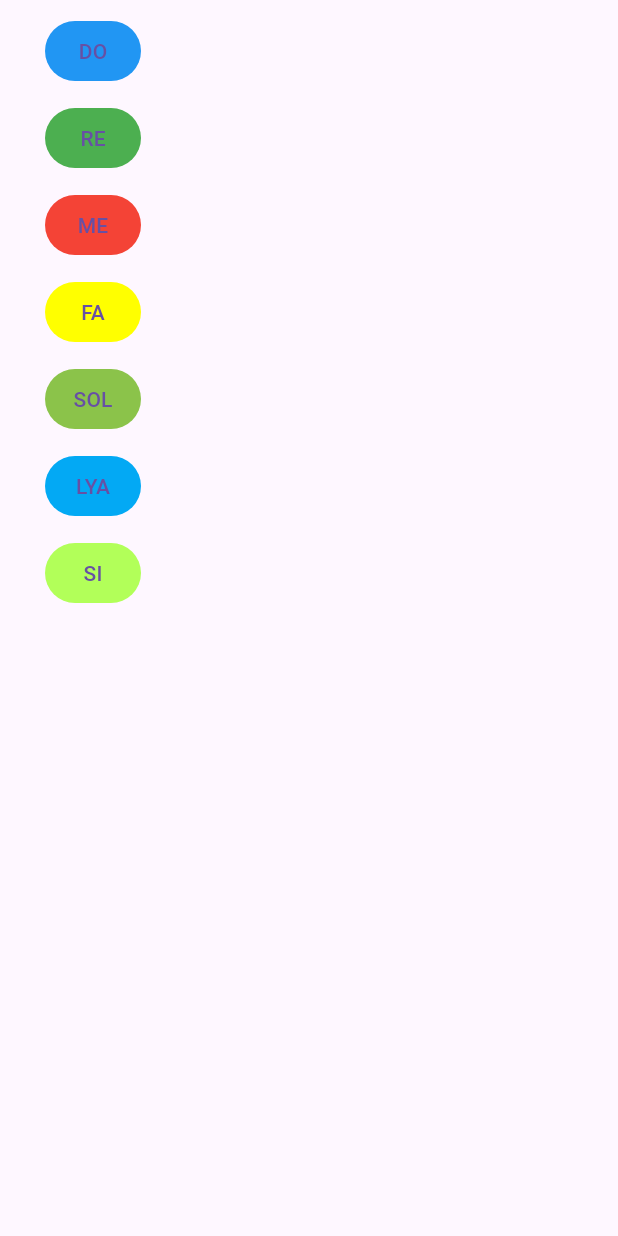
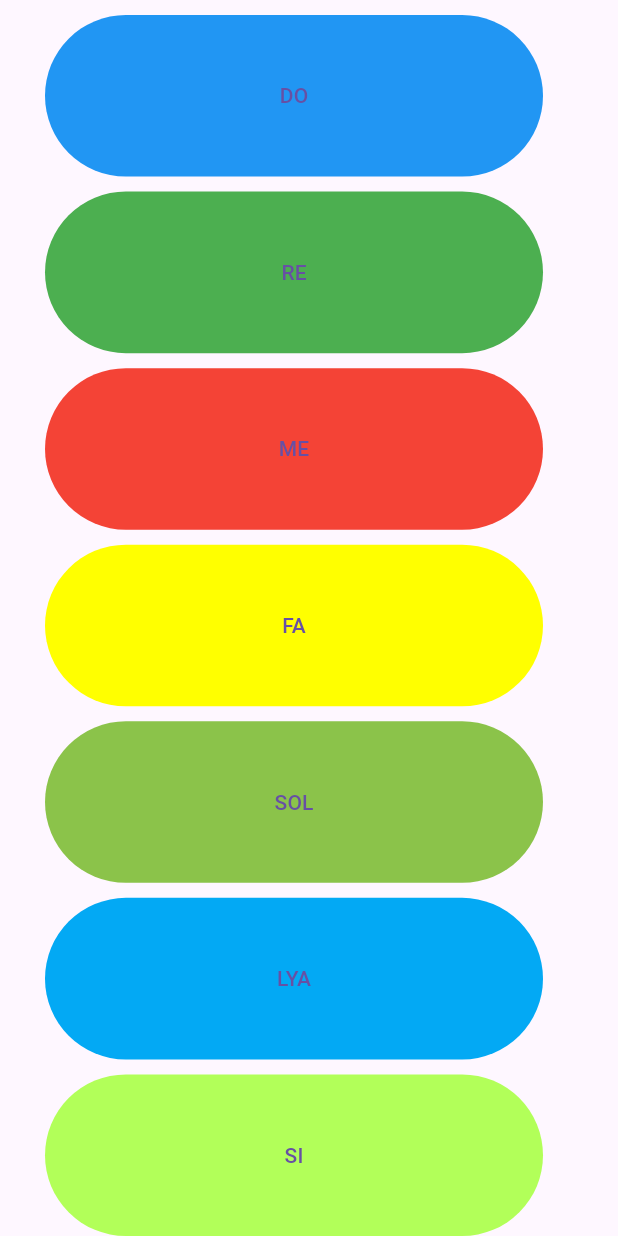
Before and after one commit to Altynbek2021/XylophoneApp, a Flutter app: the screen it shows after launch, on a phone screen of 412 x 824 dp. Run offline on Flutter 3.47's test engine with Material 3 defaults, Android fonts, the light colour scheme and no system bars; our stand-ins replace audioplayers.

Commit message:
finished Xylophone app

```diff
--- a/lib/main.dart
+++ b/lib/main.dart
@@ -10,20 +10,36 @@ class XylophoneApp extends StatelessWidget {
 
   @override
   Widget build(BuildContext context) {
-    return MaterialApp(
+    return const MaterialApp(
         home: Scaffold(
       body: SafeArea(
-        child: Column(
-          crossAxisAlignment: CrossAxisAlignment.center,
-          children: [
-            DifferenSounds(note: 'DO', num: 1, color: Colors.blue),
-            DifferenSounds(note: "RE", num: 2, color: Colors.green),
-            DifferenSounds(note: "ME", num: 3, color: Colors.red),
-            DifferenSounds(note: "FA", num: 4, color: Colors.yellowAccent),
-            DifferenSounds(note: "SOL", num: 5, color: Colors.lightGreen),
-            DifferenSounds(note: "LYA", num: 6, color: Colors.lightBlue),
-            DifferenSounds(note: "SI", num: 7, color: Colors.lightGreenAccent),
-          ],
+        child: Center(
+          child: Column(
+            crossAxisAlignment: CrossAxisAlignment.stretch,
+            children: [
+              Expanded(
+                  child:
+                      DifferenSounds(note: 'DO', num: 1, color: Colors.blue)),
+              Expanded(
+                  child:
+                      DifferenSounds(note: "RE", num: 2, color: Colors.green)),
+              Expanded(
+                  child: DifferenSounds(note: "ME", num: 3, color: Colors.red)),
+              Expanded(
+                  child: DifferenSounds(
+                      note: "FA", num: 4, color: Colors.yellowAccent)),
+              Expanded(
+                  child: DifferenSounds(
+                      note: "SOL", num: 5, color: Colors.lightGreen)),
+              Expanded(
+                  child: DifferenSounds(
+                      note: "LYA", num: 6, color: Colors.lightBlue)),
+              Expanded(
+                child: DifferenSounds(
+                    note: "SI", num: 7, color: Colors.lightGreenAccent),
+              ),
+            ],
+          ),
         ),
       ),
     ));
@@ -46,7 +62,8 @@ class DifferenSounds extends StatelessWidget {
     return Padding(
       padding: const EdgeInsets.only(left: 30, top: 10, right: 50),
       child: TextButton(
-          style: TextButton.styleFrom(backgroundColor: color),
+          style: TextButton.styleFrom(
+              backgroundColor: color, minimumSize: Size(200, 50)),
           onPressed: () async {
             final player = AudioPlayer();
             await player.play(AssetSource('assets_note$num.wav'));
```
